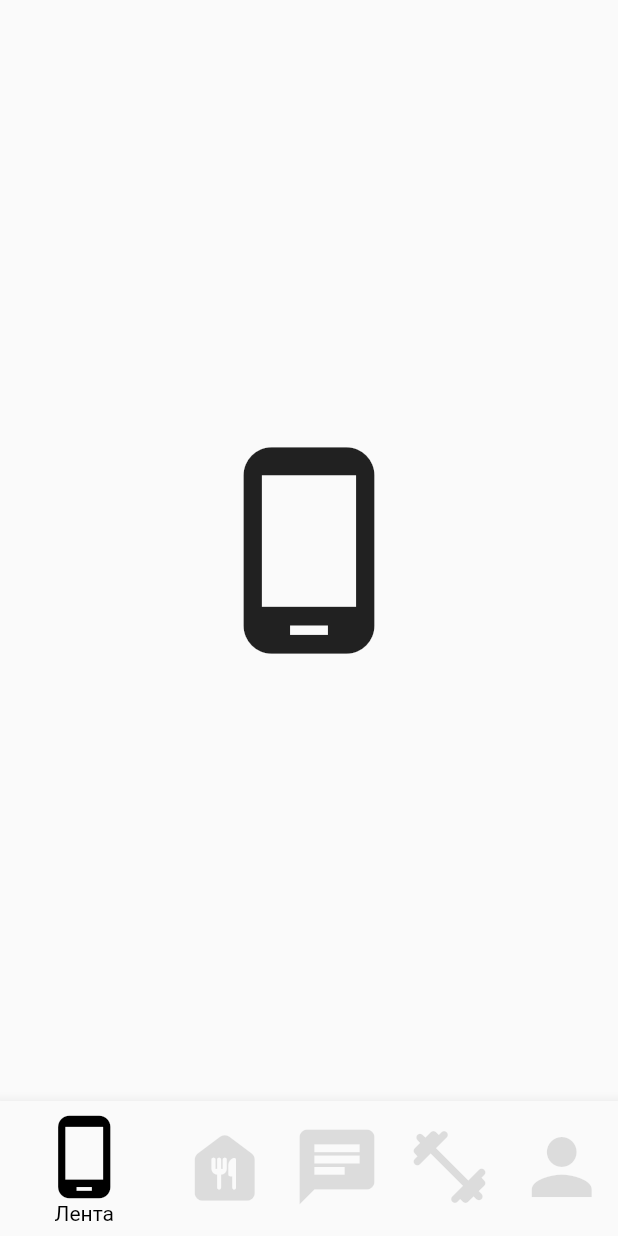
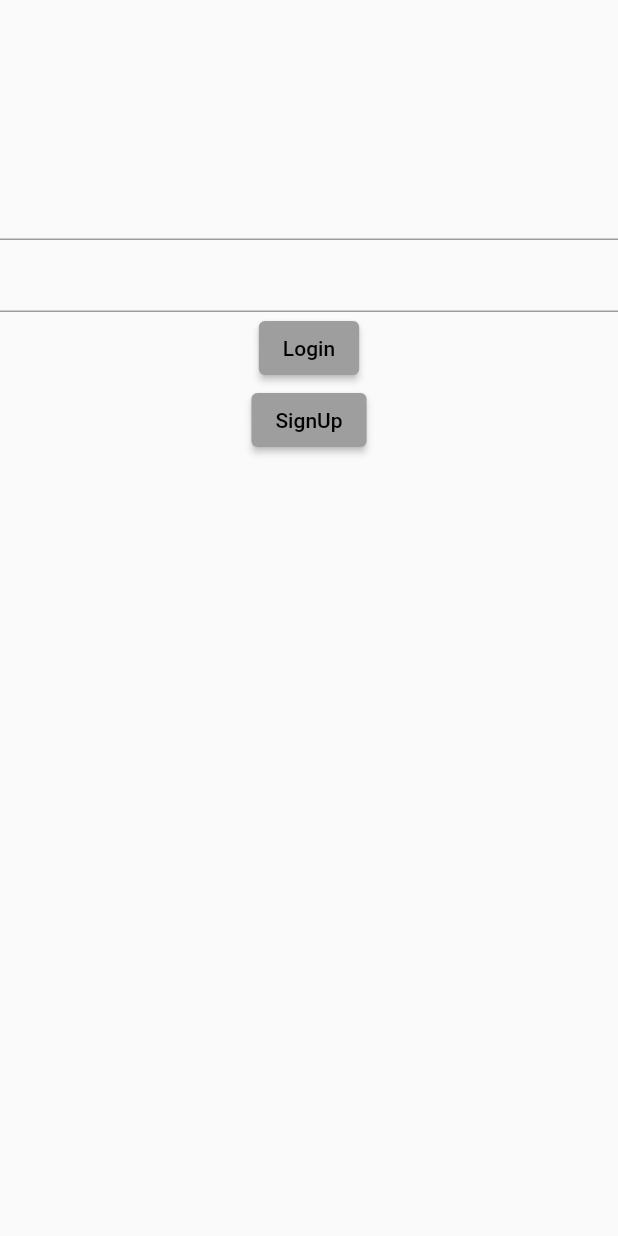
Before and after one commit to MeDBeD1/FitControl, a Flutter app: the screen it shows after launch, on a phone screen of 412 x 824 dp. Run offline on Flutter 3.47's test engine with Material 2 defaults, Android fonts, the phone set to English and light mode, and no system bars.

Commit message:
More boilerplate

```diff
--- a/Flutter/lib/main.dart
+++ b/Flutter/lib/main.dart
@@ -1,3 +1,10 @@
+import 'package:fit_control/screens/Pages/profile.dart';
+import 'package:fit_control/screens/auth/signup.dart';
+import 'screens/Pages/diet.dart';
+import 'screens/Pages/home.dart';
+import 'screens/Pages/messages.dart';
+import 'screens/Pages/training.dart';
+
 import 'package:flutter/material.dart';
 
 void main() {
@@ -11,20 +18,12 @@ class FitControl extends StatelessWidget {
   @override
   Widget build(BuildContext context) {
     return MaterialApp(
-      title: 'Flutter Demo',
+      title: 'FitControl',
       theme: ThemeData(
-        // This is the theme of your application.
-        //
-        // Try running your application with "flutter run". You'll see the
-        // application has a blue toolbar. Then, without quitting the app, try
-        // changing the primarySwatch below to Colors.green and then invoke
-        // "hot reload" (press "r" in the console where you ran "flutter run",
-        // or simply save your changes to "hot reload" in a Flutter IDE).
-        // Notice that the counter didn't reset back to zero; the application
-        // is not restarted.
-        primarySwatch: Colors.blue,
+        primarySwatch: Colors.grey,
       ),
-      home: const HomePage(title: 'Flutter Demo Home Page'),
+      debugShowCheckedModeBanner: false,
+      home: const SignUp(),
     );
   }
 }
@@ -32,53 +31,29 @@ class FitControl extends StatelessWidget {
 class HomePage extends StatefulWidget {
   const HomePage({super.key, required this.title});
 
-  // This widget is the home page of your application. It is stateful, meaning
-  // that it has a State object (defined below) that contains fields that affect
-  // how it looks.
-
-  // This class is the configuration for the state. It holds the values (in this
-  // case the title) provided by the parent (in this case the App widget) and
-  // used by the build method of the State. Fields in a Widget subclass are
-  // always marked "final".
-
   final String title;
 
   @override
   State<HomePage> createState() => _HomePageState();
 }
 
+
 class _HomePageState extends State<HomePage> {
+
   int _selectedIndex = 0;
-  static const List<Widget> _pages = <Widget>[
-    Icon(
-      Icons.phone_android_outlined,
-      size: 150,
-    ),
-    Icon(
-      Icons.camera,
-      size: 150,
-    ),
-    Icon(
-      Icons.food_bank_rounded,
-      size: 150,
-    ),
-    Icon(
-      Icons.fitness_center_rounded,
-      size: 150,
-    ),
-    Icon(
-      Icons.chat,
-      size: 150,
-    ),
+  final  List<Widget> _tabs = [
+    UserHome(),
+    UserDiet(),
+    UserMessages(),
+    UserTraining(),
+    UserProfile(),
   ];
+
   @override
   Widget build(BuildContext context) {
     return Scaffold(
-      body: Center(
-        child: _pages.elementAt(_selectedIndex), //New
-      ),
-      bottomNavigationBar:
-      BottomNavigationBar(
+      body: _tabs[_selectedIndex],
+      bottomNavigationBar: BottomNavigationBar(
         iconSize: 60,
         items: const <BottomNavigationBarItem>[
           BottomNavigationBarItem(
--- /dev/null
+++ b/Flutter/lib/screens/auth/signup.dart
@@ -0,0 +1,66 @@
+import 'dart:ui';
+
+import 'package:fit_control/main.dart';
+import 'package:flutter/material.dart';
+
+import '../Pages/home.dart';
+
+class SignUp extends StatefulWidget {
+  const SignUp({super.key});
+
+  @override
+  _SignUpState createState() => _SignUpState();
+}
+
+class _SignUpState extends State<SignUp> {
+  String email = '';
+  String password = '';
+  @override
+  Widget build(BuildContext context) {
+    return Scaffold(
+        body: Center(
+          child: Container(
+            height: 600,
+            width: 600,
+            color: Colors.transparent,
+            child: Form(
+                child: Column(
+                  children: [
+                    TextFormField(
+                    onChanged: (val) => setState(() {
+                      email = val;
+                    })
+                    ),
+                    TextFormField(
+                      onChanged: (val) => setState(() {
+                        password = val;
+                      })
+                    ),
+                     Column(children: [
+                        ElevatedButton(
+                            child: Text('Login'),
+                            onPressed: () async => {
+                            Navigator.push(
+                               context,
+                                MaterialPageRoute(builder: (context) => const HomePage(title: 'FitControl',))
+                              )
+                            }
+                        ),
+                      ElevatedButton(
+                          child: Text('SignUp'),
+                          onPressed: () async => {
+                            Navigator.push(
+                              context,
+                              MaterialPageRoute(builder: (context) => const HomePage(title: 'FitControl'))
+                            )
+                          },
+                      )
+                    ]
+                    )
+                  ],
+                )),
+          )
+        )
+    );
+  }
+}
--- a/Flutter/pubspec.yaml
+++ b/Flutter/pubspec.yaml
@@ -35,6 +35,8 @@ dependencies:
   # The following adds the Cupertino Icons font to your application.
   # Use with the CupertinoIcons class for iOS style icons.
   cupertino_icons: ^1.0.2
+  state_machine: ^2.2.11
+  provider: ^6.0.5
 
 dev_dependencies:
   flutter_test:
```
Also changed, not shown: Flutter/lib/screens/Pages/diet.dart (added, +25 -0 lines), Flutter/lib/screens/Pages/home.dart (added, +25 -0 lines), Flutter/lib/screens/Pages/messages.dart (added, +25 -0 lines), Flutter/lib/screens/Pages/profile.dart (added, +38 -0 lines), Flutter/lib/screens/Pages/training.dart (added, +25 -0 lines), Flutter/lib/screens/wrapper.dart (added, +10 -0 lines), Flutter/lib/services/auth.dart (added, +8 -0 lines), Flutter/analysis_options.yaml (line endings or trailing spaces), Flutter/pubspec.lock, 1 other file.
